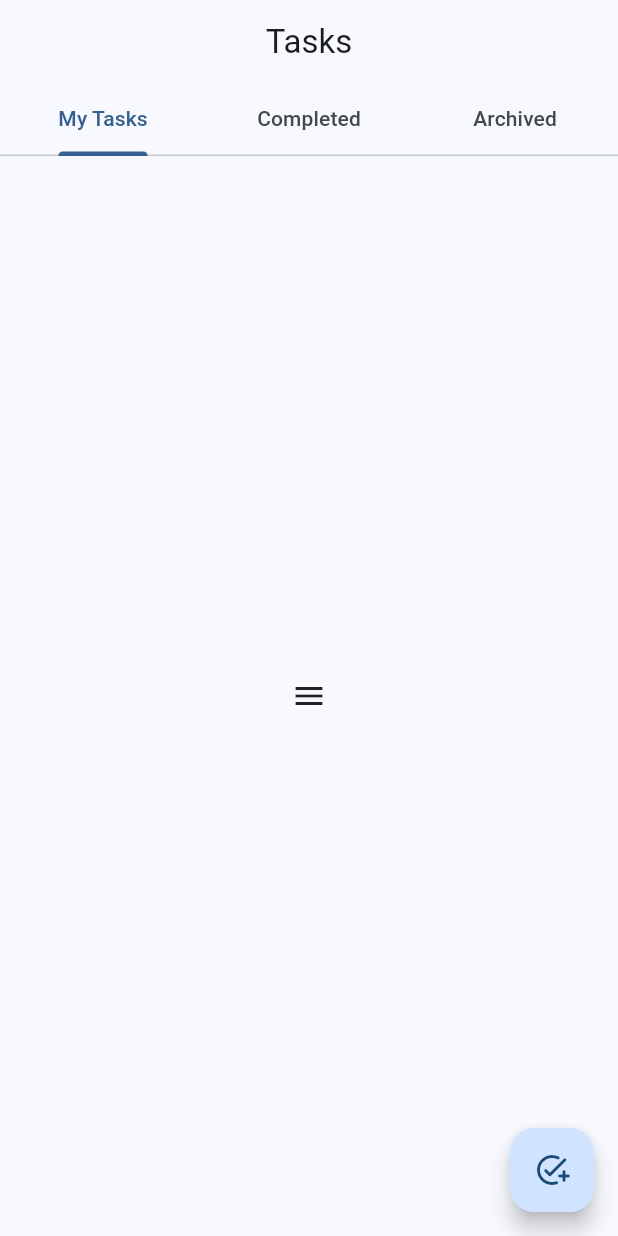
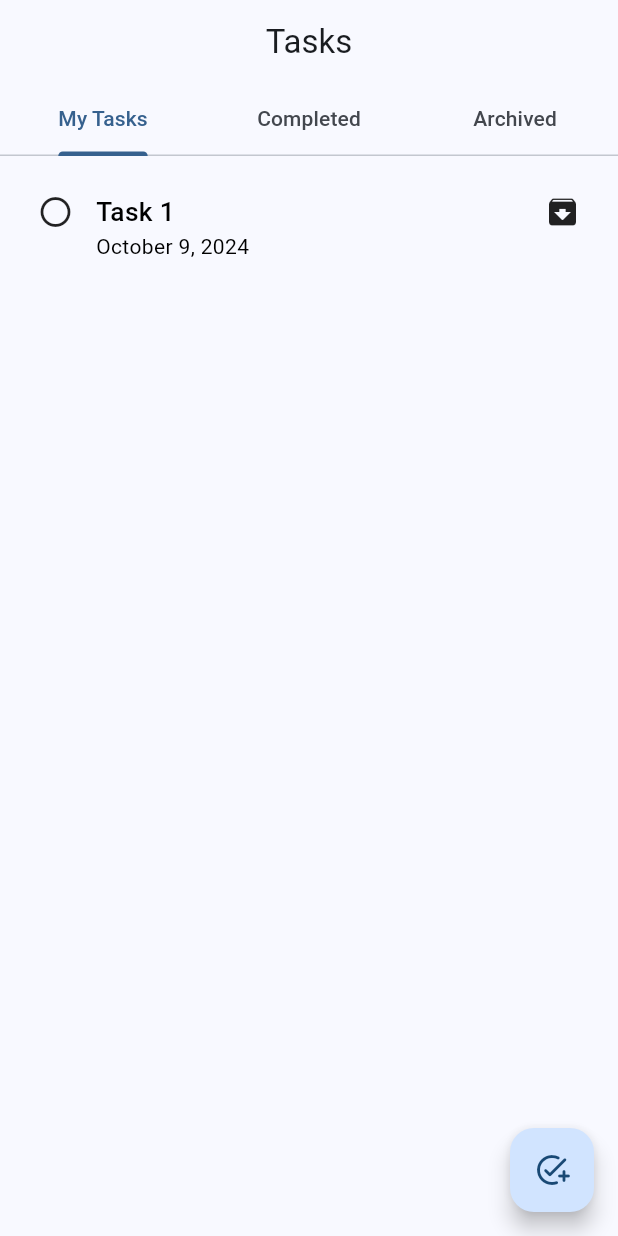
Before and after one commit to paula-a-pham/tasks-app, a Flutter app: the screen it shows after launch, on a phone screen of 412 x 824 dp. Run offline on Flutter 3.47's test engine with Material 3 defaults, Android fonts, the light colour scheme and no system bars.

Commit message:
create custom task ui

```diff
--- a/lib/modules/my_tasks/my_tasks_screen.dart
+++ b/lib/modules/my_tasks/my_tasks_screen.dart
@@ -1,10 +1,32 @@
 import 'package:flutter/material.dart';
+import 'package:tasks/models/task_model/task_model.dart';
+import 'package:tasks/shared/components/custom_task/custom_task.dart';
 
 class MyTasksScreen extends StatelessWidget {
   const MyTasksScreen({super.key});
 
   @override
   Widget build(BuildContext context) {
-    return const Icon(Icons.menu);
+    return Padding(
+      padding: const EdgeInsets.all(25.0),
+      child: Column(
+        mainAxisAlignment: MainAxisAlignment.start,
+        crossAxisAlignment: CrossAxisAlignment.center,
+        children: <Widget>[
+          CustomTask(
+            task: TaskModel(
+              id: 1,
+              name: 'Task 1',
+              date: 'October 9, 2024',
+              completed: false,
+              archived: false,
+            ),
+            onLeadingTab: () {},
+            onTaskTab: () {},
+            onTrailingTab: () {},
+          ),
+        ],
+      ),
+    );
   }
 }
--- /dev/null
+++ b/lib/shared/components/custom_task/custom_task.dart
@@ -0,0 +1,76 @@
+
+import 'package:flutter/material.dart';
+import 'package:tasks/models/task_model/task_model.dart';
+
+class CustomTask extends StatelessWidget {
+  final TaskModel task;
+  final VoidCallback onLeadingTab;
+  final VoidCallback onTaskTab;
+  final VoidCallback onTrailingTab;
+  const CustomTask({
+    super.key,
+    required this.task,
+    required this.onLeadingTab,
+    required this.onTaskTab,
+    required this.onTrailingTab,
+  });
+
+  @override
+  Widget build(BuildContext context) {
+    return Row(
+      mainAxisAlignment: MainAxisAlignment.start,
+      crossAxisAlignment: CrossAxisAlignment.start,
+      children: <Widget>[
+        GestureDetector(
+          onTap: onLeadingTab,
+          child: Icon(
+            task.completed ? Icons.task_alt_rounded : Icons.circle_outlined,
+            color: task.completed ? Colors.green.shade600 : null,
+          ),
+        ),
+        const SizedBox(
+          width: 15,
+        ),
+        Expanded(
+          child: GestureDetector(
+            onTap: onTaskTab,
+            child: Column(
+              mainAxisAlignment: MainAxisAlignment.start,
+              crossAxisAlignment: CrossAxisAlignment.start,
+              children: <Widget>[
+                Text(
+                  task.name,
+                  maxLines: 1,
+                  overflow: TextOverflow.ellipsis,
+                  style: TextStyle(
+                    fontSize: 17.5,
+                    fontWeight: FontWeight.w500,
+                    decoration: task.completed
+                        ? TextDecoration.lineThrough
+                        : TextDecoration.none,
+                    color: task.completed ? Colors.grey : Colors.black,
+                  ),
+                ),
+                Text(
+                  task.date!,
+                  style: TextStyle(
+                    color: task.completed ? Colors.grey : Colors.black,
+                  ),
+                ),
+              ],
+            ),
+          ),
+        ),
+        const SizedBox(
+          width: 15,
+        ),
+        GestureDetector(
+          onTap: onTrailingTab,
+          child: Icon(
+            task.completed ? null : Icons.archive_rounded,
+          ),
+        ),
+      ],
+    );
+  }
+}
```
